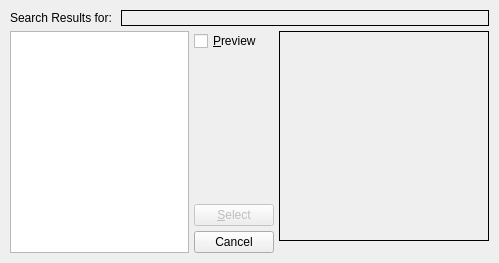
Above: scribus/ui/picsearch.ui from scribusproject/scribus before the change. Below: the same form after it.
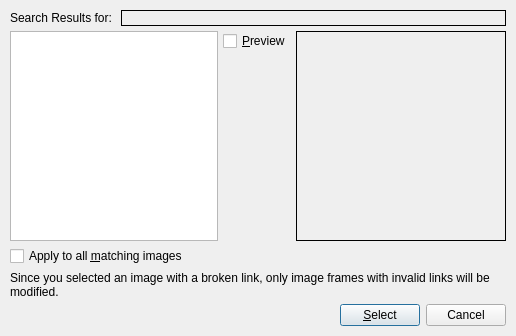
That is the form after the change.

Commit message: #9154: Apply patch to apply new base directory to missing images (ale)

Patch:
```diff
--- a/scribus/ui/picsearch.ui
+++ b/scribus/ui/picsearch.ui
@@ -1,33 +1,51 @@
 <ui version="4.0" >
  <author>Petr Vanek &lt;petr@scribus.info></author>
  <class>PicSearch</class>
- <widget class="QDialog" name="PicSearch" >
-  <property name="geometry" >
+ <widget class="QDialog" name="PicSearch">
+  <property name="geometry">
    <rect>
     <x>0</x>
     <y>0</y>
-    <width>499</width>
-    <height>263</height>
+    <width>516</width>
+    <height>292</height>
    </rect>
   </property>
   <property name="windowTitle" >
    <string>Result</string>
   </property>
-  <layout class="QVBoxLayout" >
-   <property name="margin" >
-    <number>10</number>
-   </property>
-   <property name="spacing" >
+  <layout class="QVBoxLayout">
+   <property name="spacing">
     <number>5</number>
    </property>
+   <property name="leftMargin">
+    <number>10</number>
+   </property>
+   <property name="topMargin">
+    <number>10</number>
+   </property>
+   <property name="rightMargin">
+    <number>10</number>
+   </property>
+   <property name="bottomMargin">
+    <number>10</number>
+   </property>
    <item>
-    <layout class="QHBoxLayout" >
-     <property name="margin" >
-      <number>0</number>
-     </property>
-     <property name="spacing" >
+    <layout class="QHBoxLayout">
+     <property name="spacing">
       <number>5</number>
      </property>
+     <property name="leftMargin">
+      <number>0</number>
+     </property>
+     <property name="topMargin">
+      <number>0</number>
+     </property>
+     <property name="rightMargin">
+      <number>0</number>
+     </property>
+     <property name="bottomMargin">
+      <number>0</number>
+     </property>
      <item>
       <widget class="QLabel" name="textLabel1" >
        <property name="text" >
@@ -39,11 +57,9 @@
       </widget>
      </item>
      <item>
-      <widget class="QLabel" name="fileNameLabel" >
-       <property name="sizePolicy" >
-        <sizepolicy>
-         <hsizetype>7</hsizetype>
-         <vsizetype>5</vsizetype>
+      <widget class="QLabel" name="fileNameLabel">
+       <property name="sizePolicy">
+        <sizepolicy hsizetype="Expanding" vsizetype="Preferred">
          <horstretch>0</horstretch>
          <verstretch>0</verstretch>
         </sizepolicy>
@@ -62,24 +78,42 @@
     </layout>
    </item>
    <item>
-    <layout class="QHBoxLayout" >
-     <property name="margin" >
-      <number>0</number>
-     </property>
-     <property name="spacing" >
+    <layout class="QHBoxLayout">
+     <property name="spacing">
       <number>5</number>
      </property>
+     <property name="leftMargin">
+      <number>0</number>
+     </property>
+     <property name="topMargin">
+      <number>0</number>
+     </property>
+     <property name="rightMargin">
+      <number>0</number>
+     </property>
+     <property name="bottomMargin">
+      <number>0</number>
+     </property>
      <item>
       <widget class="QListWidget" name="foundFilesBox" />
      </item>
      <item>
-      <layout class="QVBoxLayout" >
-       <property name="margin" >
-        <number>0</number>
-       </property>
-       <property name="spacing" >
+      <layout class="QVBoxLayout">
+       <property name="spacing">
         <number>5</number>
        </property>
+       <property name="leftMargin">
+        <number>0</number>
+       </property>
+       <property name="topMargin">
+        <number>0</number>
+       </property>
+       <property name="rightMargin">
+        <number>0</number>
+       </property>
+       <property name="bottomMargin">
+        <number>0</number>
+       </property>
        <item>
         <widget class="QCheckBox" name="previewCheckBox" >
          <property name="text" >
@@ -106,39 +140,25 @@
          </property>
         </spacer>
        </item>
-       <item>
-        <widget class="QPushButton" name="useButton" >
-         <property name="enabled" >
-          <bool>false</bool>
-         </property>
-         <property name="text" >
-          <string>&amp;Select</string>
-         </property>
-         <property name="shortcut" >
-          <string>Alt+S</string>
-         </property>
-         <property name="default" >
-          <bool>true</bool>
-         </property>
-        </widget>
-       </item>
-       <item>
-        <widget class="QPushButton" name="cancelButton" >
-         <property name="text" >
-          <string>Cancel</string>
-         </property>
-        </widget>
-       </item>
       </layout>
      </item>
      <item>
-      <layout class="QVBoxLayout" >
-       <property name="margin" >
-        <number>0</number>
-       </property>
-       <property name="spacing" >
+      <layout class="QVBoxLayout">
+       <property name="spacing">
         <number>5</number>
        </property>
+       <property name="leftMargin">
+        <number>0</number>
+       </property>
+       <property name="topMargin">
+        <number>0</number>
+       </property>
+       <property name="rightMargin">
+        <number>0</number>
+       </property>
+       <property name="bottomMargin">
+        <number>0</number>
+       </property>
        <item>
         <widget class="QLabel" name="previewLabel" >
          <property name="minimumSize" >
@@ -184,9 +204,78 @@
      </item>
     </layout>
    </item>
+   <item>
+    <widget class="QCheckBox" name="matchCheckBox">
+     <property name="text">
+      <string>Apply to all &amp;matching images</string>
+     </property>
+     <property name="shortcut">
+      <string>Alt+M</string>
+     </property>
+    </widget>
+   </item>
+   <item>
+    <widget class="QLabel" name="matchWarningLabel">
+     <property name="enabled">
+      <bool>true</bool>
+     </property>
+     <property name="sizePolicy">
+      <sizepolicy hsizetype="Preferred" vsizetype="MinimumExpanding">
+       <horstretch>0</horstretch>
+       <verstretch>0</verstretch>
+      </sizepolicy>
+     </property>
+     <property name="text">
+      <string>Since you selected an image with a broken link, only image frames with invalid links will be modified.</string>
+     </property>
+     <property name="wordWrap">
+      <bool>true</bool>
+     </property>
+    </widget>
+   </item>
+   <item>
+    <layout class="QHBoxLayout" name="horizontalLayout">
+     <item>
+      <spacer name="horizontalSpacer">
+       <property name="orientation">
+        <enum>Qt::Horizontal</enum>
+       </property>
+       <property name="sizeHint" stdset="0">
+        <size>
+         <width>40</width>
+         <height>20</height>
+        </size>
+       </property>
+      </spacer>
+     </item>
+     <item>
+      <widget class="QPushButton" name="useButton">
+       <property name="enabled">
+        <bool>true</bool>
+       </property>
+       <property name="text">
+        <string>&amp;Select</string>
+       </property>
+       <property name="shortcut">
+        <string>Alt+S</string>
+       </property>
+       <property name="default">
+        <bool>true</bool>
+       </property>
+      </widget>
+     </item>
+     <item>
+      <widget class="QPushButton" name="cancelButton">
+       <property name="text">
+        <string>Cancel</string>
+       </property>
+      </widget>
+     </item>
+    </layout>
+   </item>
   </layout>
  </widget>
- <layoutdefault spacing="6" margin="11" />
+ <layoutdefault spacing="6" margin="11"/>
  <resources/>
  <connections/>
 </ui>
```
Left out of the diff: 51 changed lines with no effect on the pictures. The commit also changes 5 other files.
